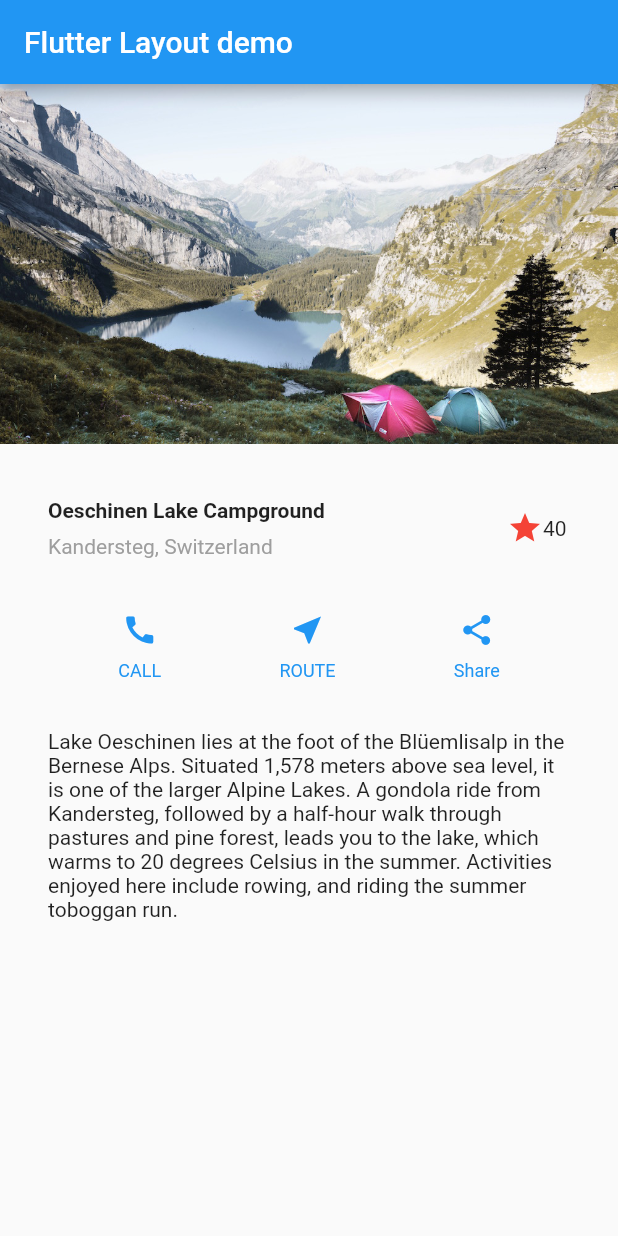
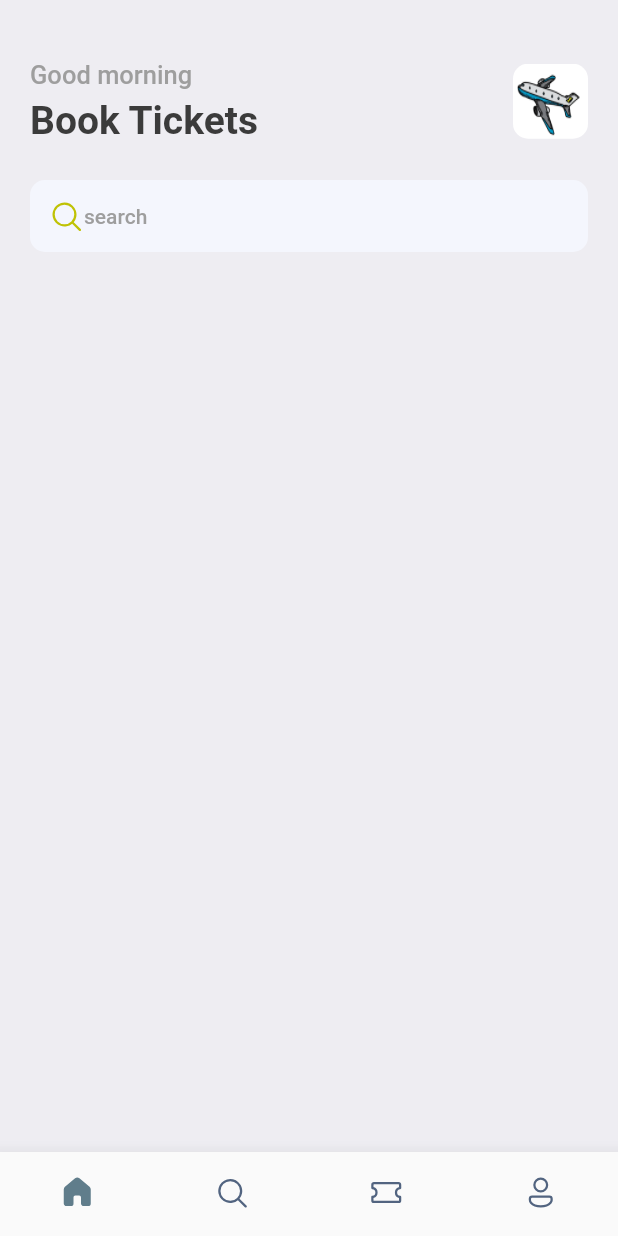
Before and after one commit to kalenimal/dart-flutter, a Flutter app: the screen it shows after launch, on a phone screen of 412 x 824 dp. Run offline on Flutter 3.47's test engine with Material 2 defaults, Android fonts, the phone set to English and light mode, and no system bars; our stand-ins replace fluentui_icons, gap.

Commit message:
home screen start

```diff
--- a/lib/main.dart
+++ b/lib/main.dart
@@ -1,4 +1,7 @@
 import 'package:flutter/material.dart';
+import 'package:flutter_application_1/screens/bottom_bar.dart';
+import 'package:flutter_application_1/screens/utils/app_styles.dart';
+
 
 void main() {
   runApp(const MyApp());
@@ -10,135 +13,13 @@ class MyApp extends StatelessWidget {
   // This widget is the root of your application.
   @override
   Widget build(BuildContext context) {
-    Widget titleSection = Container(
-      padding: const EdgeInsets.all(32),
-      child: Row(children: [
-        Expanded(
-            child: Column(
-          crossAxisAlignment: CrossAxisAlignment.start,
-          children: [
-            Container(
-              padding: EdgeInsets.only(bottom: 8),
-              child: const Text('Oeschinen Lake Campground',
-                  style: TextStyle(
-                    fontWeight: FontWeight.bold,
-                  )),
-            ),
-            Text(
-              'Kandersteg, Switzerland',
-              style: TextStyle(color: Colors.grey[500]),
-            )
-          ],
-        )),
-        const FavoriteWidget()
-      ]),
-    );
-
-    Color color = Theme.of(context).primaryColor;
-
-    Widget buttonSection = Row(
-      mainAxisAlignment: MainAxisAlignment.spaceEvenly,
-      children: [
-        _buildButtonColumn(color, Icons.call, 'CALL'),
-        _buildButtonColumn(color, Icons.near_me, 'ROUTE'),
-        _buildButtonColumn(color, Icons.share, 'Share')
-      ],
-    );
-
-    Widget textSection = Container(
-      padding: EdgeInsets.all(32),
-      child: Text( 'Lake Oeschinen lies at the foot of the Blüemlisalp in the Bernese '
-    'Alps. Situated 1,578 meters above sea level, it is one of the '
-    'larger Alpine Lakes. A gondola ride from Kandersteg, followed by a '
-    'half-hour walk through pastures and pine forest, leads you to the '
-    'lake, which warms to 20 degrees Celsius in the summer. Activities '
-    'enjoyed here include rowing, and riding the summer toboggan run.',
-    softWrap: true,
-    )
-      );
-
-    return MaterialApp(
-      title: 'Flutter Layout demo',
-      home: Scaffold(
-          appBar: AppBar(
-            title: const Text('Flutter Layout demo'),
-          ),
-          body: ListView(
-            children: [
-              Image.asset(
-                'images/lake.jpg',
-                width: 600,
-                height: 240,
-                fit: BoxFit.cover
-              ),
-              titleSection,
-              buttonSection,
-              textSection
-              ],
-          )),
-    );
-  }
-
-  Column _buildButtonColumn(Color color, IconData icon, String lable) {
-    return Column(
-      children: [
-        Icon(icon, color: color),
-        Container(
-            padding: EdgeInsets.only(top: 8),
-            child: Text(lable,
-                style: TextStyle(
-                    fontSize: 12, fontWeight: FontWeight.w400, color: color)))
-      ],
-    );
-  }
+  return MaterialApp(
+    debugShowCheckedModeBanner: false,
+   title: 'airplane',
+   theme: ThemeData(
+    primaryColor: primary
+   ),
+   home: BottomBar()
+  );
 }
-
-class FavoriteWidget extends StatefulWidget {
-  const FavoriteWidget({super.key});
-
-  @override
-  State<FavoriteWidget> createState() => _FavoriteWidgetState();
 }
-
-class _FavoriteWidgetState extends State<FavoriteWidget> {
-  bool _isFavorite = true;
-  int _favoriteCount = 40;
-
-  void _toggleFavorite() {
-    setState(() {
-      if(_isFavorite) {
-        _favoriteCount -=1;
-        _isFavorite = false;
-      } else {
-       _favoriteCount +=1;
-        _isFavorite = true;
-      }
-    });
-  }
-
-  @override
-  Widget build(BuildContext context) {
-    return Row(
-      mainAxisSize: MainAxisSize.min,
-      children: [
-       Container(
-        padding: EdgeInsets.all(0),
-        child: IconButton(
-           padding: EdgeInsets.all(0),
-           alignment: Alignment.centerRight,
-          icon: _isFavorite ? const Icon(Icons.star) :
-          const Icon(Icons.star_border),
-          color: Colors.red[500],
-          onPressed: _toggleFavorite,
-          ),
-          ),
-          SizedBox(
-            width: 18,
-            child: SizedBox(
-              child: Text('$_favoriteCount'),
-            )
-          )
-    ],
-    );
-  }
-}
--- /dev/null
+++ b/lib/screens/bottom_bar.dart
@@ -0,0 +1,55 @@
+import 'package:fluentui_icons/fluentui_icons.dart';
+import 'package:flutter/material.dart';
+import 'package:flutter_application_1/screens/home_screen.dart';
+
+class BottomBar extends StatefulWidget {
+  const BottomBar({Key? key}) : super(key: key);
+
+  @override
+  State<BottomBar> createState() => _BottomBarState();
+}
+
+class _BottomBarState extends State<BottomBar> {
+  int _selectedIndex = 0;
+
+  static final List<Widget>_widgetOptions = <Widget>[
+  const HomeScreen(),
+  const Text("Search"),
+  const Text("Ticket"),
+  const Text("Profile"),
+ ];
+
+ void _onItemTap(int index) {
+  setState(() {
+    _selectedIndex = index;
+  });
+ }
+
+  @override
+  Widget build(BuildContext context) {
+    return Scaffold(
+     body:  Center(
+      child:  _widgetOptions[_selectedIndex],
+      ),
+      bottomNavigationBar: BottomNavigationBar(
+        currentIndex: _selectedIndex,
+        type: BottomNavigationBarType.fixed,
+        onTap: _onItemTap,
+        elevation: 10,
+        showSelectedLabels: false,
+        showUnselectedLabels: false,
+        selectedItemColor: Colors.blueGrey,
+        unselectedItemColor: const Color(0xFF526480),
+        items: const [
+        BottomNavigationBarItem(icon: Icon(FluentSystemIcons.ic_fluent_home_regular), label: "Home",
+        activeIcon: Icon(FluentSystemIcons.ic_fluent_home_filled)),
+        BottomNavigationBarItem(icon: Icon(FluentSystemIcons.ic_fluent_search_regular), label: "Search",
+        activeIcon: Icon(FluentSystemIcons.ic_fluent_search_filled)),
+        BottomNavigationBarItem(icon: Icon(FluentSystemIcons.ic_fluent_ticket_regular), label: "Ticket",
+        activeIcon: Icon(FluentSystemIcons.ic_fluent_ticket_filled)),
+        BottomNavigationBarItem(icon: Icon(FluentSystemIcons.ic_fluent_person_regular), label: "Profile",
+        activeIcon: Icon(FluentSystemIcons.ic_fluent_person_filled))
+      ]),
+    );
+  }
+}
--- /dev/null
+++ b/lib/screens/home_screen.dart
@@ -0,0 +1,63 @@
+import 'package:fluentui_icons/fluentui_icons.dart';
+import 'package:flutter/cupertino.dart';
+import 'package:flutter/material.dart';
+import 'package:flutter_application_1/screens/utils/app_styles.dart';
+import 'package:gap/gap.dart';
+
+class HomeScreen extends StatelessWidget {
+  const HomeScreen({Key? key}) : super(key: key);
+
+  @override
+  Widget build(BuildContext context) {
+    return Scaffold(
+        backgroundColor: Styles.bgColor,
+        body: ListView(
+          children: [
+            Container(
+              padding: EdgeInsets.symmetric(horizontal: 20),
+              child: Column(children: [
+                const Gap(40),
+                Row(
+                  mainAxisAlignment: MainAxisAlignment.spaceBetween,
+                  children: [
+                    Column(
+                        crossAxisAlignment: CrossAxisAlignment.start,
+                        children: [
+                          Text("Good morning", style: Styles.headlineStyle3),
+                          const Gap(5),
+                          Text("Book Tickets", style: Styles.headlineStyle),
+                        ]),
+                    Container(
+                      width: 50,
+                      height: 50,
+                      decoration: BoxDecoration(
+                          borderRadius: BorderRadius.circular(10),
+                          image: const DecorationImage(
+                              fit: BoxFit.fill,
+                              image: AssetImage(
+                                  'assets/images/airplane-pic.webp'))),
+                    )
+                  ],
+                ),
+                Gap(25),
+                Container(
+                  decoration: BoxDecoration(color: const Color(0xFFF4F6Fd),
+                  borderRadius: BorderRadius.circular(10)),
+                  padding: const EdgeInsets.symmetric(horizontal: 12, vertical: 12),
+                  child: Row(
+                    children: [
+                      const Icon(FluentSystemIcons.ic_fluent_search_regular,
+                          color: Color(0xFFBFC205)),
+                      Text(
+                        "search",
+                        style: Styles.headlineStyle4,
+                      )
+                    ],
+                  ),
+                )
+              ]),
+            )
+          ],
+        ));
+  }
+}
--- /dev/null
+++ b/lib/screens/utils/app_styles.dart
@@ -0,0 +1,15 @@
+ import 'package:flutter/material.dart';
+
+ Color primary = const Color(0xFF687daf);
+
+ class Styles{
+  static Color primaryColor = primary;
+  static Color textColor = const Color(0xFF3b3b3b);
+  static Color bgColor = const Color(0xFFeeedf2);
+  static Color orangeColor = const Color(0xFF526799);
+  static TextStyle textStyle = TextStyle(fontSize: 16, color: textColor, fontWeight: FontWeight.w500);
+  static TextStyle headlineStyle = TextStyle(fontSize: 26, color: textColor, fontWeight: FontWeight.bold);
+  static TextStyle headlineStyle2 = TextStyle(fontSize: 21, color: textColor, fontWeight: FontWeight.bold);
+  static TextStyle headlineStyle3 = TextStyle(fontSize: 17, color: Colors.grey.shade500, fontWeight: FontWeight.w500);
+  static TextStyle headlineStyle4 = TextStyle(fontSize: 14, color: Colors.grey.shade500, fontWeight: FontWeight.w500);
+ }
--- a/pubspec.yaml
+++ b/pubspec.yaml
@@ -27,6 +27,8 @@ environment:
 # the latest version available on pub.dev. To see which dependencies have newer
 # versions available, run `flutter pub outdated`.
 dependencies:
+  fluentui_icons: ^1.0.0
+  gap: ^2.0.0
   flutter:
     sdk: flutter
 
@@ -58,7 +60,7 @@ flutter:
   uses-material-design: true
 
   assets:
-    - images/lake.jpg
+    - assets/images/
 
   # To add assets to your application, add an assets section, like this:
   # assets:
```
Also changed, not shown: assets/images/airplane-pic.webp (added), assets/images/lake.jpg (renamed from images/lake.jpg), pubspec.lock.
